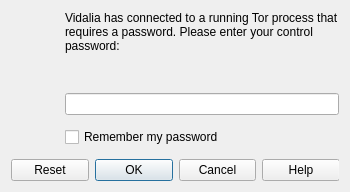
a-ilin/vidalia, file src/vidalia/controlpasswordinputdialog.ui: the form before one commit.
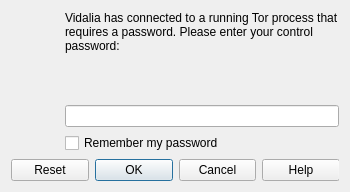
The form after the commit. Icons and pictures are not drawn.

Commit message:
More new-Designer vs. wicked-old-Qt unhappiness.
svn:r3162

The edit to the form file:
```diff
--- a/src/vidalia/controlpasswordinputdialog.ui
+++ b/src/vidalia/controlpasswordinputdialog.ui
@@ -43,9 +43,6 @@
      <property name="sizeConstraint" >
       <enum>QLayout::SetDefaultConstraint</enum>
      </property>
-     <property name="verticalSpacing" >
-      <number>12</number>
-     </property>
      <item row="0" column="0" >
       <widget class="QLabel" name="lblIcon" >
        <property name="minimumSize" >
```
